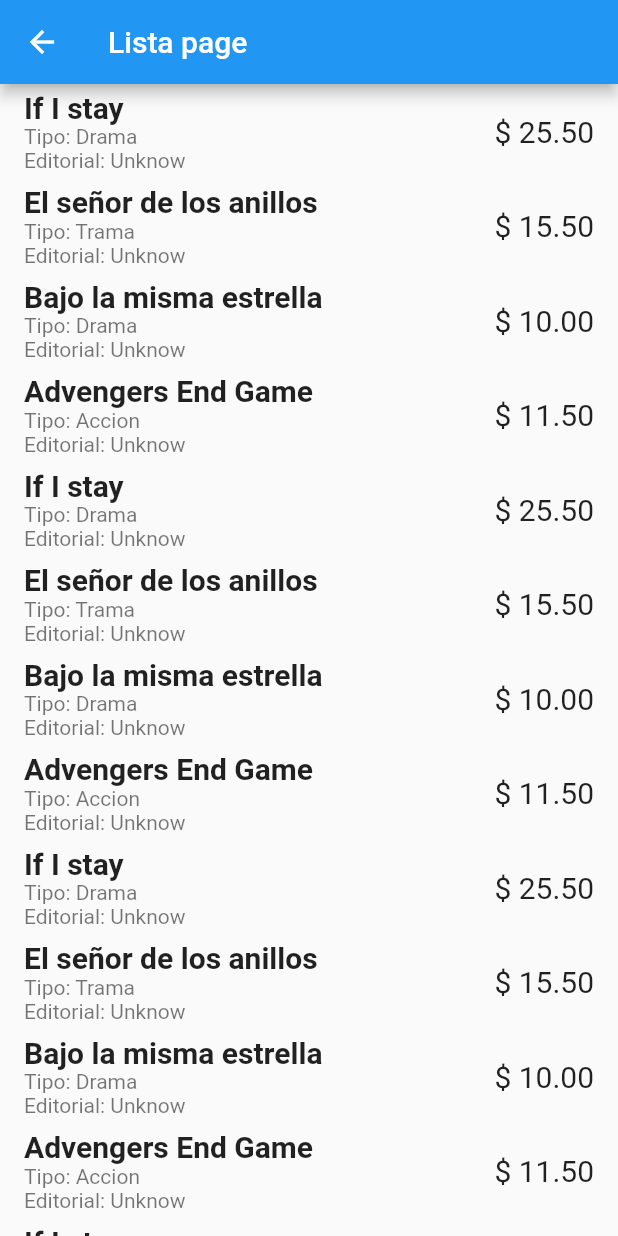
After one commit to klauscj1/capacitacion_icreativa_flutter, a Flutter app: the ListaPage screen opened directly, on a phone screen of 412 x 824 dp. The commit adds this screen. Run offline on Flutter 3.47's test engine with Material 2 defaults, Android fonts, the phone set to English and light mode, and no system bars; our stand-ins replace math_expressions.

Commit message:
lista page example

```diff
--- /dev/null
+++ b/lib/ui/pages/lista_page.dart
@@ -0,0 +1,166 @@
+import 'package:clase_2/ui/widgets/libro_item_widget.dart';
+import 'package:flutter/material.dart';
+
+class ListaPage extends StatelessWidget {
+  final List<Libro> libros = [
+    new Libro(
+      titulo: 'If I stay',
+      tipo: 'Drama',
+      editorial: 'Unknow',
+      precio: 25.50,
+    ),
+    new Libro(
+      titulo: 'El señor de los anillos',
+      tipo: 'Trama',
+      editorial: 'Unknow',
+      precio: 15.50,
+    ),
+    new Libro(
+      titulo: 'Bajo la misma estrella',
+      tipo: 'Drama',
+      editorial: 'Unknow',
+      precio: 10.00,
+    ),
+    new Libro(
+      titulo: 'Advengers End Game',
+      tipo: 'Accion',
+      editorial: 'Unknow',
+      precio: 11.50,
+    ),
+    new Libro(
+      titulo: 'If I stay',
+      tipo: 'Drama',
+      editorial: 'Unknow',
+      precio: 25.50,
+    ),
+    new Libro(
+      titulo: 'El señor de los anillos',
+      tipo: 'Trama',
+      editorial: 'Unknow',
+      precio: 15.50,
+    ),
+    new Libro(
+      titulo: 'Bajo la misma estrella',
+      tipo: 'Drama',
+      editorial: 'Unknow',
+      precio: 10.00,
+    ),
+    new Libro(
+      titulo: 'Advengers End Game',
+      tipo: 'Accion',
+      editorial: 'Unknow',
+      precio: 11.50,
+    ),
+    new Libro(
+      titulo: 'If I stay',
+      tipo: 'Drama',
+      editorial: 'Unknow',
+      precio: 25.50,
+    ),
+    new Libro(
+      titulo: 'El señor de los anillos',
+      tipo: 'Trama',
+      editorial: 'Unknow',
+      precio: 15.50,
+    ),
+    new Libro(
+      titulo: 'Bajo la misma estrella',
+      tipo: 'Drama',
+      editorial: 'Unknow',
+      precio: 10.00,
+    ),
+    new Libro(
+      titulo: 'Advengers End Game',
+      tipo: 'Accion',
+      editorial: 'Unknow',
+      precio: 11.50,
+    ),
+    new Libro(
+      titulo: 'If I stay',
+      tipo: 'Drama',
+      editorial: 'Unknow',
+      precio: 25.50,
+    ),
+    new Libro(
+      titulo: 'El señor de los anillos',
+      tipo: 'Trama',
+      editorial: 'Unknow',
+      precio: 15.50,
+    ),
+    new Libro(
+      titulo: 'Bajo la misma estrella',
+      tipo: 'Drama',
+      editorial: 'Unknow',
+      precio: 10.00,
+    ),
+    new Libro(
+      titulo: 'Advengers End Game',
+      tipo: 'Accion',
+      editorial: 'Unknow',
+      precio: 11.50,
+    ),
+    new Libro(
+      titulo: 'If I stay',
+      tipo: 'Drama',
+      editorial: 'Unknow',
+      precio: 25.50,
+    ),
+    new Libro(
+      titulo: 'El señor de los anillos',
+      tipo: 'Trama',
+      editorial: 'Unknow',
+      precio: 15.50,
+    ),
+    new Libro(
+      titulo: 'Bajo la misma estrella',
+      tipo: 'Drama',
+      editorial: 'Unknow',
+      precio: 10.00,
+    ),
+    new Libro(
+      titulo: 'Advengers End Game',
+      tipo: 'Accion',
+      editorial: 'Unknow',
+      precio: 11.50,
+    ),
+  ];
+  @override
+  Widget build(Object context) {
+    return Scaffold(
+      appBar: AppBar(
+        title: Text('Lista page'),
+      ),
+      body: _cuerpo2(context),
+    );
+  }
+
+  Widget _cuerpo(BuildContext context) {
+    return ListView(
+      children: [
+        Text('Item 1'),
+        Text('Item 2'),
+        Text('Item 3'),
+        Text('Item 4'),
+        Text('Item 5'),
+      ],
+    );
+  }
+
+  Widget _cuerpo2(BuildContext context) {
+    return ListView.builder(
+      itemCount: libros.length,
+      itemBuilder: (context, index) {
+        Libro libro = libros[index];
+        return LibroItem(libro: libro);
+      },
+    );
+  }
+}
+
+class Libro {
+  String titulo;
+  String tipo;
+  double precio;
+  String editorial;
+  Libro({this.titulo, this.tipo, this.precio, this.editorial});
+}
--- a/lib/ui/pages/menu_page.dart
+++ b/lib/ui/pages/menu_page.dart
@@ -3,6 +3,7 @@ import 'package:clase_2/ui/pages/con_estado.dart';
 import 'package:clase_2/ui/pages/container_page.dart';
 import 'package:clase_2/ui/pages/home_page.dart';
 import 'package:clase_2/ui/pages/list_page.dart';
+import 'package:clase_2/ui/pages/lista_page.dart';
 import 'package:clase_2/ui/pages/sin_estado.dart';
 import 'package:clase_2/ui/widgets/menu_item_widget.dart';
 import 'package:flutter/material.dart';
@@ -50,6 +51,12 @@ class MenuPage extends StatelessWidget {
               subtitulo: 'quinto ejecicio',
             ),
             MenuItem(
+              pagina: ListaPage(),
+              leading: 'LP',
+              titulo: 'Lista Widget ',
+              subtitulo: 'Uso de listas',
+            ),
+            MenuItem(
               pagina: CalculadoraMenu(),
               leading: 'CA',
               titulo: 'Calculadoras ',
--- /dev/null
+++ b/lib/ui/widgets/libro_item_widget.dart
@@ -0,0 +1,48 @@
+import 'package:clase_2/ui/pages/lista_page.dart';
+import 'package:flutter/material.dart';
+
+class LibroItem extends StatelessWidget {
+  final Libro libro;
+
+  LibroItem({@required this.libro});
+
+  @override
+  Widget build(BuildContext context) {
+    return ListTile(
+      title: Text(
+        libro.titulo,
+        style: TextStyle(
+          fontSize: 20,
+          fontWeight: FontWeight.bold,
+        ),
+      ),
+      subtitle: Column(
+        crossAxisAlignment: CrossAxisAlignment.start,
+        children: [
+          Text(
+            'Tipo: ${libro.tipo}',
+            style: TextStyle(
+              fontSize: 14,
+            ),
+          ),
+          Text(
+            'Editorial: ${libro.editorial}',
+            style: TextStyle(
+              fontSize: 14,
+            ),
+          ),
+        ],
+      ),
+      trailing: Text(
+        '\$ ${libro.precio.toStringAsFixed(2)}',
+        style: TextStyle(
+          fontSize: 20,
+          fontWeight: FontWeight.w400,
+        ),
+      ),
+      onTap: () {
+        print('Dio click en el libro: ${libro.titulo}');
+      },
+    );
+  }
+}
```
Also changed, not shown: pubspec.lock.
